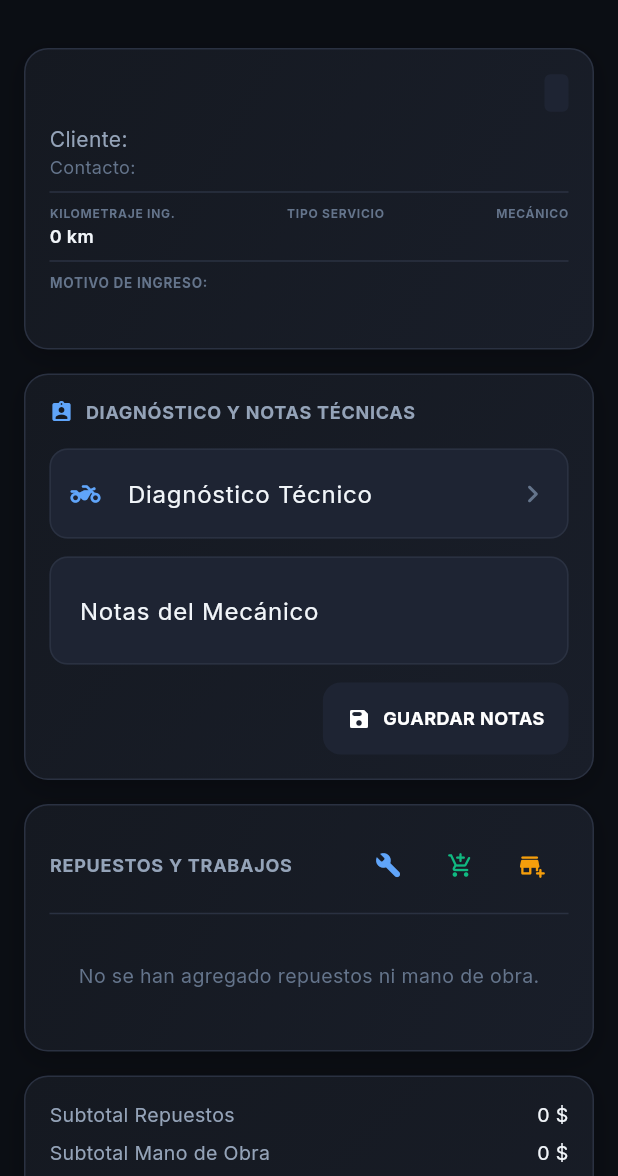
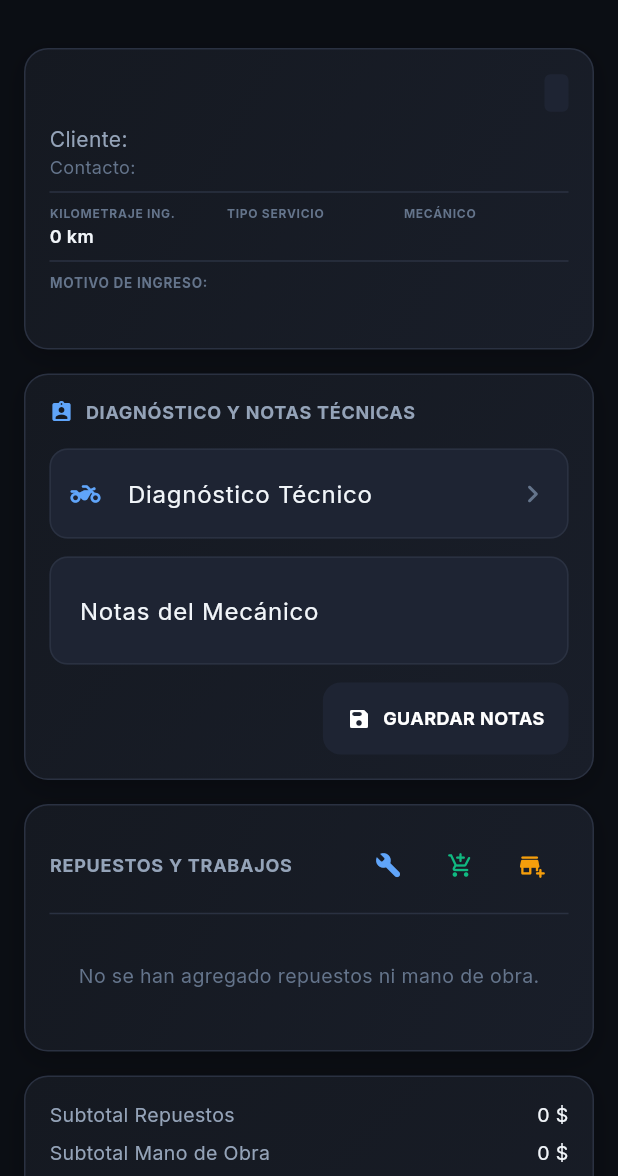
Before and after one commit to Santiago17tj/JP-Racing-Base, a Flutter app: the DetalleOrdenScreen screen opened directly with empty values, on a phone screen of 412 x 824 dp, the part 60-1236 px from its top. Run offline on Flutter 3.47's test engine with Material 3 defaults, Android fonts, the phone set to English and light mode, and no system bars; our stand-ins replace cached_network_image, flutter_animate, google_fonts, google_generative_ai, image_picker, pdf and 7 more; missing offline and left inert: dart:js_interop, flutter_email_sender, mobile_scanner; accounts and stored records are empty.

Commit message:
Dos defectos que salieron al probar la 1.4.6 en el teléfono
**La cabecera de la orden mostraba los datos pegados.** En el teléfono del
taller se leía «Mantenimiento PreventivoJuan David parada»: las tres celdas
—kilometraje, tipo de servicio y mecánico— se repartían el ancho con
`spaceBetween`, que no deja hueco cuando ya lo ocupan entero. No llegaba a
desbordar, así que ninguna prueba lo veía; solo se nota mirando. Cada una toma
ahora su tercio con separación fija.

La prueba de disposición nueva usa los datos exactos del caso real y se
verificó restituyendo la estructura anterior: falla con
`Expected: a value less than <256.02>, Actual: <256.02>`, es decir, tocándose.

**La viñeta del checklist salía como un cuadradito en la factura.** El PDF usa
Helvetica, que solo dibuja Latin-1. Comprobado generando un PDF y desmontando
los bytes: las tildes y la ñ van bien (`José` → `Jos\xe9`), pero `•` acaba como
órdenes de trazado, o sea una caja delante de cada línea del diagnóstico en el
papel que el taller le entrega a su cliente.

Ahora se escribe `-`. `parsear` sigue reconociendo la viñeta antigua, porque
hay órdenes guardadas con ella en los teléfonos: si dejaran de leerse, sus
puntos marcados pasarían a texto libre y se duplicarían al volver a guardar.
Hay una prueba que comprueba que el texto producido no lleva ningún carácter
por encima de 0xFF.

Verificado en producción, de paso: el abono de la prueba llegó a la nube
(`orden_abonos` 0 → 3) con el saldo 341.500, con el IVA dentro. Y el escáner de
`mobile_scanner` 7 leyó un código de barras real.

352 pruebas, analyze limpio. Versión 1.4.7+40.

Co-Authored-By: Claude Opus 5 <noreply@anthropic.com>

```diff
--- a/lib/core/config/app_config.dart
+++ b/lib/core/config/app_config.dart
@@ -8,7 +8,7 @@ class AppConfig {
 
   // ── App ─────────────────────────────────────────────────────────────────
   static const String appName = 'MotoTaller & Facturación';
-  static const String appVersion = '1.4.6';
+  static const String appVersion = '1.4.7';
 
   // ── Facturación Electrónica (Factus DIAN Sandbox) ────────────────────────
   /// Desactivada por defecto para no interferir con el flujo normal.
--- a/lib/ui/screens/detalle_orden_screen.dart
+++ b/lib/ui/screens/detalle_orden_screen.dart
@@ -395,14 +395,27 @@ class _DetalleOrdenScreenState extends State<DetalleOrdenScreen> {
             style: const TextStyle(color: AppTheme.textTertiary, fontSize: 12),
           ),
           const Divider(color: AppTheme.surfaceBorder, height: 16),
+          // Las tres celdas se repartian el ancho con `spaceBetween`, que no
+          // deja hueco cuando ya lo ocupan entero: en el telefono salia
+          // «Mantenimiento PreventivoJuan David parada», todo pegado. Ahora
+          // cada una toma su tercio con separacion fija.
           Row(
-            mainAxisAlignment: MainAxisAlignment.spaceBetween,
+            crossAxisAlignment: CrossAxisAlignment.start,
             children: [
-              _buildMinicell(
-                  'KILOMETRAJE ING.', '${_ordenActual.kilometrajeIngreso} km'),
-              _buildMinicell('TIPO SERVICIO', _ordenActual.tipoServicio),
-              _buildMinicell(
-                  'MECÁNICO', _ordenActual.mecanicoAsignado ?? 'Sin asignar'),
+              Expanded(
+                child: _buildMinicell('KILOMETRAJE ING.',
+                    '${_ordenActual.kilometrajeIngreso} km'),
+              ),
+              const SizedBox(width: AppTheme.spacingSm),
+              Expanded(
+                child:
+                    _buildMinicell('TIPO SERVICIO', _ordenActual.tipoServicio),
+              ),
+              const SizedBox(width: AppTheme.spacingSm),
+              Expanded(
+                child: _buildMinicell(
+                    'MECÁNICO', _ordenActual.mecanicoAsignado ?? 'Sin asignar'),
+              ),
             ],
           ),
           if (_ordenActual.descripcionProblema != null) ...[
--- a/pubspec.yaml
+++ b/pubspec.yaml
@@ -1,7 +1,7 @@
 name: moto_taller_app
 description: App de gestión de taller de motocicletas y facturación rápida.
 publish_to: "none"
-version: 1.4.6+39
+version: 1.4.7+40
 
 environment:
   sdk: ">=3.2.0 <4.0.0"
```
Also changed, not shown: lib/ui/widgets/checklist_diagnostico_sheet.dart (+15 -2 lines), 4 other files.
